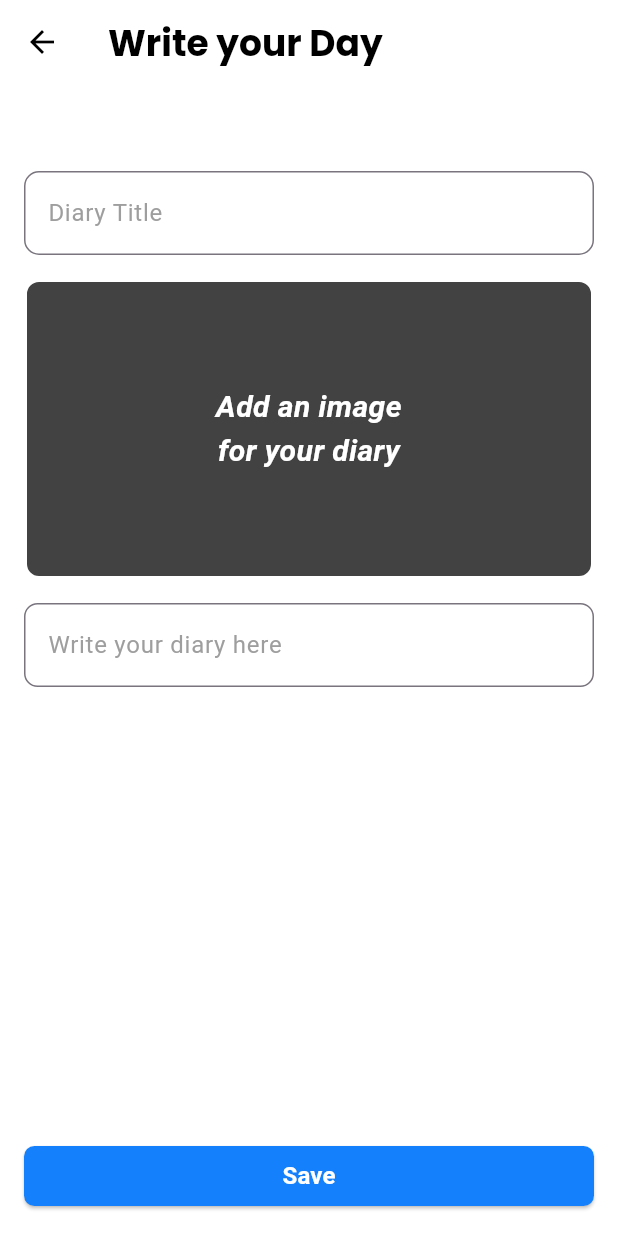
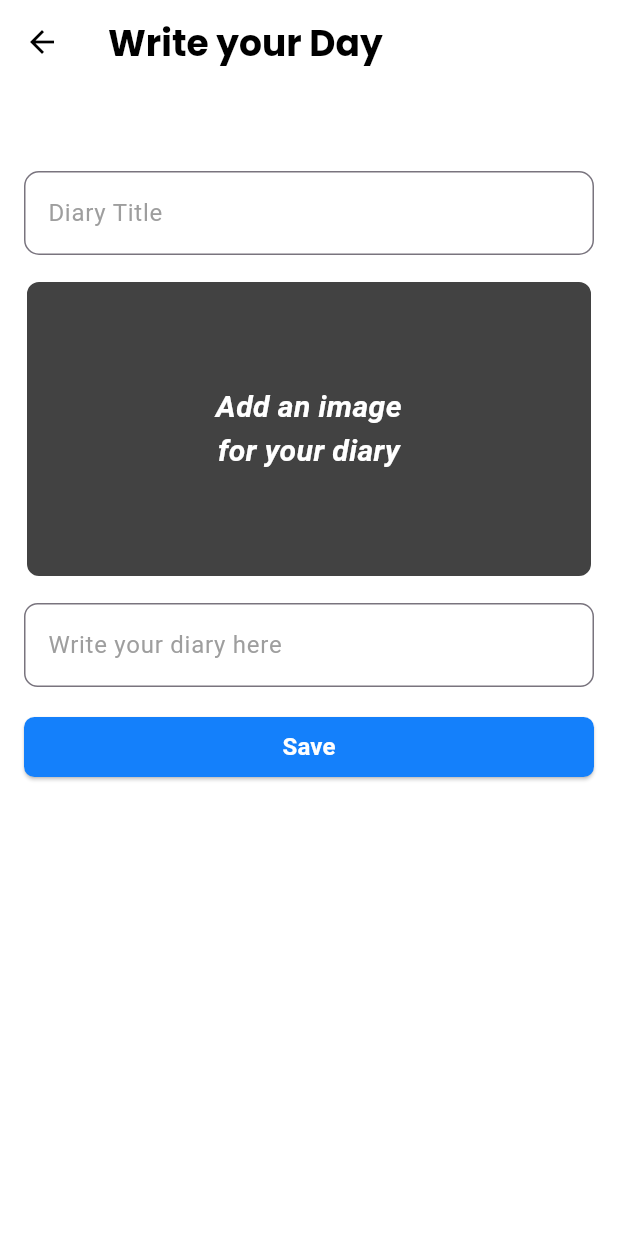
Before and after one commit to Rabeeheee/Track, a Flutter app: the DiaryScreen screen opened directly, after a tap on the "add" icon, on a phone screen of 412 x 824 dp. Run offline on Flutter 3.47's test engine with Material 3 defaults, Android fonts, the phone set to English and light mode, and no system bars; our stand-ins replace fl_chart, flutter_local_notifications, font_awesome_flutter, hive, hive_flutter, image_picker and 6 more; missing offline and left inert: iconify_flutter; accounts and stored records are empty.

Commit message:
diary error

```diff
--- a/lib/pages/tabs/Habit/habit_screen.dart
+++ b/lib/pages/tabs/Habit/habit_screen.dart
@@ -6,6 +6,7 @@ import 'package:trackitapp/pages/tabs/Habit/add_def_habit.dart';
 import 'package:trackitapp/pages/tabs/Habit/habit_detail.dart';
 import 'package:trackitapp/pages/tabs/Habit/progress.dart';
 import 'package:trackitapp/pages/widgets/app_bar.dart';
+import 'package:trackitapp/pages/widgets/bottomnav.dart';
 import 'package:trackitapp/pages/widgets/date_row.dart';
 import 'package:trackitapp/pages/widgets/drawer.dart';
 import 'package:trackitapp/services/models/addhabit_modal.dart';
--- a/lib/pages/tabs/diary/add_diary_screen.dart
+++ b/lib/pages/tabs/diary/add_diary_screen.dart
@@ -64,7 +64,7 @@ class _AddDiaryScreenState extends State<AddDiaryScreen> {
       Navigator.popUntil(context, (route) => route.isFirst);
     } else {
       ScaffoldMessenger.of(context).showSnackBar(
-        SnackBar(content: Text("Please fill in the title and diary entry")),
+        SnackBar(content: Text("Please fill in the title and diary ")),
       );
     }
   }
@@ -74,6 +74,7 @@ class _AddDiaryScreenState extends State<AddDiaryScreen> {
   final themeProvider = Provider.of<ThemeProvider>(context);
 
   return Scaffold(
+    resizeToAvoidBottomInset: true,
     appBar: CustomAppBar(
       leading: IconButton(
         onPressed: () {
@@ -82,10 +83,9 @@ class _AddDiaryScreenState extends State<AddDiaryScreen> {
         icon: Icon(Icons.arrow_back, color: const Color.fromARGB(255, 0, 0, 0)),
       ),
       title: (widget.diary == null ? "Write your Day" : "Edit Diary Entry"),
-
     ),
-      body: Container(
-        color: themeProvider.themeData.scaffoldBackgroundColor,
+    body: SingleChildScrollView( // Added SingleChildScrollView
+      child: Padding(
         padding: const EdgeInsets.all(16.0),
         child: Column(
           crossAxisAlignment: CrossAxisAlignment.start,
@@ -98,13 +98,13 @@ class _AddDiaryScreenState extends State<AddDiaryScreen> {
 
             TextField(
               controller: _titleController,
-              style: TextStyle(color:themeProvider.themeData.splashColor),
+              style: TextStyle(color: themeProvider.themeData.splashColor),
               decoration: InputDecoration(
                 labelText: "Diary Title",
                 labelStyle: TextStyle(color: Colors.grey),
                 border: OutlineInputBorder(
                   borderRadius: BorderRadius.circular(10),
-                  borderSide: BorderSide(color:themeProvider.themeData.splashColor),
+                  borderSide: BorderSide(color: themeProvider.themeData.splashColor),
                 ),
                 focusedBorder: OutlineInputBorder(
                   borderRadius: BorderRadius.circular(10),
@@ -149,10 +149,9 @@ class _AddDiaryScreenState extends State<AddDiaryScreen> {
 
             SizedBox(height: 16),
 
-            Expanded(
-              child: TextField(
+            TextField(
               controller: _diaryController,
-                style: TextStyle(color:themeProvider.themeData.splashColor),
+              style: TextStyle(color: themeProvider.themeData.splashColor),
               maxLines: null,
               decoration: InputDecoration(
                 labelText: "Write your diary here",
@@ -163,8 +162,7 @@ class _AddDiaryScreenState extends State<AddDiaryScreen> {
                 ),
                 focusedBorder: OutlineInputBorder(
                   borderRadius: BorderRadius.circular(9),
-                    borderSide: BorderSide(color:themeProvider.themeData.splashColor, width: 1),
-                  ),
+                  borderSide: BorderSide(color: themeProvider.themeData.splashColor, width: 1),
                 ),
               ),
             ),
@@ -194,6 +192,8 @@ class _AddDiaryScreenState extends State<AddDiaryScreen> {
           ],
         ),
       ),
+    ),
   );
 }
+
 }
--- a/lib/pages/tabs/diary/diary_screen.dart
+++ b/lib/pages/tabs/diary/diary_screen.dart
@@ -65,13 +65,12 @@ class _DiaryScreenState extends State<DiaryScreen> {
                     ),
                     child: TableCalendar(
                       calendarStyle: CalendarStyle(
-                        outsideTextStyle: TextStyle(color: Colors.grey),
                         defaultTextStyle: TextStyle(color: Colors.black),
                         todayTextStyle: TextStyle(color: Colors.black),
                         selectedTextStyle: TextStyle(color: Colors.white),
                         selectedDecoration: BoxDecoration(
                           color: themeProvider.themeData.primaryColor,
-                          borderRadius: BorderRadius.circular(5.0),
+                          shape: BoxShape.circle, // Change shape to circle
                         ),
                       ),
                       headerStyle: HeaderStyle(
--- a/lib/utils/theme_provider.dart
+++ b/lib/utils/theme_provider.dart
@@ -27,6 +27,7 @@ class ThemeProvider with ChangeNotifier {
         hoverColor: AppColors.primaryColor,
         focusColor: Colors.black,
         shadowColor: const Color(0xFF3c3c3c),
+        dividerColor: Colors.white,
       );
     } else {
       return ThemeData.light().copyWith(
@@ -34,12 +35,14 @@ class ThemeProvider with ChangeNotifier {
         scaffoldBackgroundColor: Colors.white,
         appBarTheme: const AppBarTheme(
           backgroundColor: Colors.white,
+
         ),
         cardColor: Colors.blueGrey[100],
         canvasColor: Colors.black,
         splashColor: Colors.black,
         hoverColor: Colors.white,
         focusColor: Colors.white,
+        dividerColor: Colors.black,
       );
     }
   }
```
Also changed, not shown: lib/pages/tabs/Timer/focus_screen.dart (+14 -4 lines), lib/pages/tabs/celander/celander_screen.dart (+12 -5 lines), lib/pages/tabs/memory/add_image.dart (+32 -6 lines), lib/pages/tabs/memory/image_view.dart (added, +59 -0 lines), lib/pages/tabs/memory/memory_screen.dart (+7 -2 lines). Lines whose indentation alone changed are shown as unchanged.
